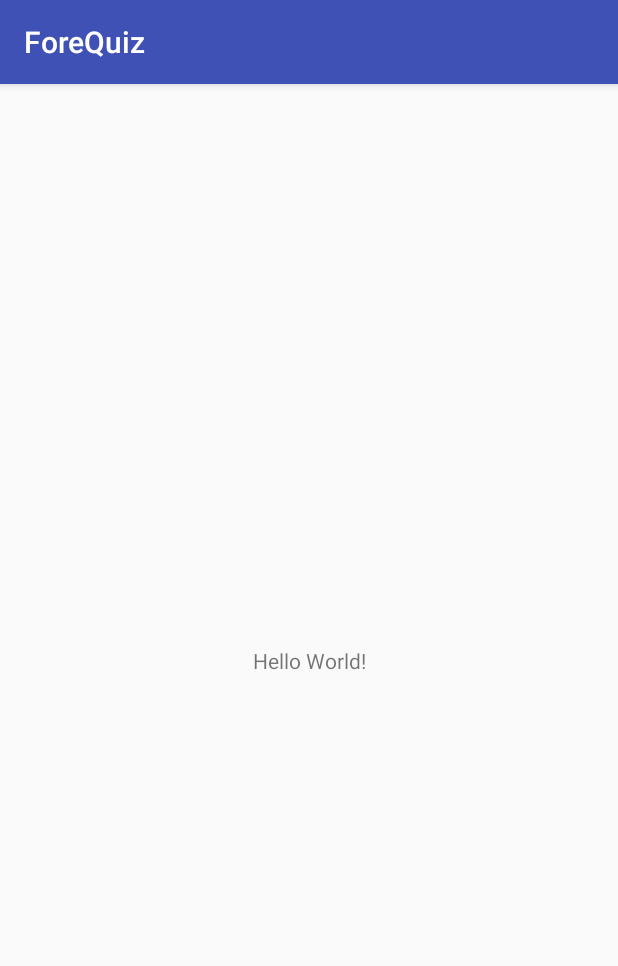
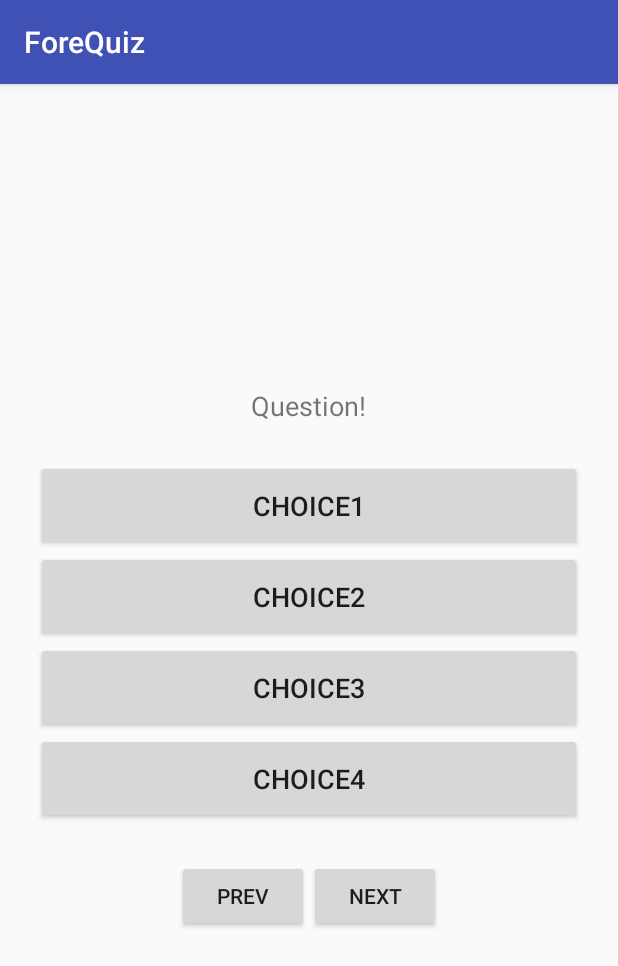
Before and after one commit to Julia0709/ForeQuizApp, an Android app: the screen it shows after launch (MainActivity), on a phone screen of 412 x 824 dp. Shown: the top 966 px of the screen. Run offline under Robolectric (Android 15) with nearby library versions, the phone set to English and light mode, and no system bars.

Commit message:
Implement layout

```diff
--- a/app/src/main/res/layout/activity_main.xml
+++ b/app/src/main/res/layout/activity_main.xml
@@ -1,18 +1,86 @@
 <?xml version="1.0" encoding="utf-8"?>
-<android.support.constraint.ConstraintLayout xmlns:android="http://schemas.android.com/apk/res/android"
-    xmlns:app="http://schemas.android.com/apk/res-auto"
+<LinearLayout xmlns:android="http://schemas.android.com/apk/res/android"
     xmlns:tools="http://schemas.android.com/tools"
     android:layout_width="match_parent"
     android:layout_height="match_parent"
-    tools:context="com.test.forequiz.MainActivity">
+    android:gravity="center"
+    android:orientation="vertical"
+    tools:context=".MainActivity">
 
     <TextView
+        android:id="@+id/questionText"
         android:layout_width="wrap_content"
         android:layout_height="wrap_content"
-        android:text="Hello World!"
-        app:layout_constraintBottom_toBottomOf="parent"
-        app:layout_constraintLeft_toLeftOf="parent"
-        app:layout_constraintRight_toRightOf="parent"
-        app:layout_constraintTop_toTopOf="parent" />
+        android:layout_gravity="center_horizontal"
+        android:padding="24dp"
+        android:text="@string/questionText"
+        android:textSize="18sp" />
 
-</android.support.constraint.ConstraintLayout>
+    <LinearLayout
+        android:layout_width="match_parent"
+        android:layout_height="wrap_content"
+        android:paddingLeft="24dp"
+        android:paddingRight="24dp"
+        android:gravity="center"
+        android:orientation="vertical">
+
+        <Button
+            android:id="@+id/b0"
+            android:layout_width="match_parent"
+            android:layout_height="wrap_content"
+            android:padding="18dp"
+            android:onClick="onButton"
+            android:text="@string/b0"
+            android:textSize="18sp" />
+
+        <Button
+            android:id="@+id/b1"
+            android:layout_width="match_parent"
+            android:layout_height="wrap_content"
+            android:padding="18dp"
+            android:onClick="onButton"
+            android:text="@string/b1"
+            android:textSize="18sp" />
+
+        <Button
+            android:id="@+id/b2"
+            android:layout_width="match_parent"
+            android:layout_height="wrap_content"
+            android:padding="18dp"
+            android:onClick="onButton"
+            android:text="@string/b2"
+            android:textSize="18sp" />
+
+        <Button
+            android:id="@+id/b3"
+            android:layout_width="match_parent"
+            android:layout_height="wrap_content"
+            android:padding="18dp"
+            android:onClick="onButton"
+            android:text="@string/b3"
+            android:textSize="18sp" />
+
+    </LinearLayout>
+
+    <LinearLayout
+        android:layout_width="wrap_content"
+        android:layout_height="wrap_content"
+        android:gravity="bottom"
+        android:orientation="horizontal"
+        android:padding="24dp">
+
+        <Button
+            android:id="@+id/prevBtn"
+            android:layout_width="wrap_content"
+            android:layout_height="wrap_content"
+            android:text="@string/prevBtn" />
+
+        <Button
+            android:id="@+id/nextBtn"
+            android:layout_width="wrap_content"
+            android:layout_height="wrap_content"
+            android:text="@string/nextBtn" />
+
+    </LinearLayout>
+
+</LinearLayout>
--- a/app/src/main/res/values/strings.xml
+++ b/app/src/main/res/values/strings.xml
@@ -1,3 +1,15 @@
 <resources>
     <string name="app_name">ForeQuiz</string>
+
+    <!-- Question -->
+    <string name="questionText">Question!</string>
+
+    <!-- Buttons -->
+    <string name="b0">Choice1</string>
+    <string name="b1">Choice2</string>
+    <string name="b2">Choice3</string>
+    <string name="b3">Choice4</string>
+
+    <string name="prevBtn">Prev</string>
+    <string name="nextBtn">Next</string>
 </resources>
```
